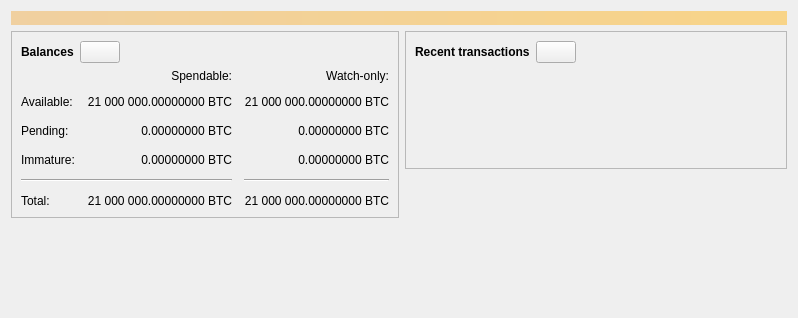
First picture: the form in src/qt/forms/overviewpage.ui, repository popy1970/blinkhash-core, before the edit.
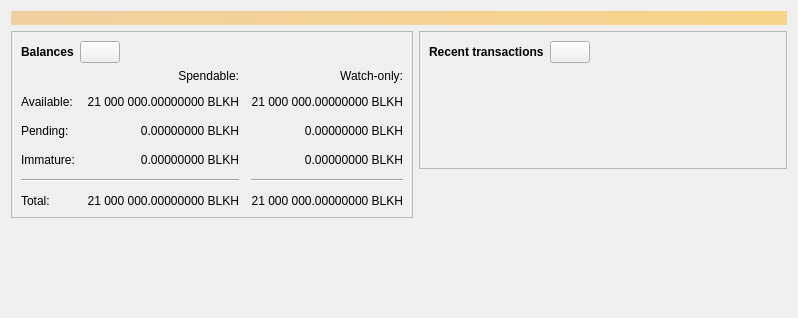
Second picture: the form after the edit. Icons and pictures are not drawn. Custom widgets are drawn as their Qt base class.

Commit message: Continue rebranding w/ BTC -> BLKH

Diff of the .ui file:
```diff
--- a/src/qt/forms/overviewpage.ui
+++ b/src/qt/forms/overviewpage.ui
@@ -120,7 +120,7 @@
                <string>Unconfirmed transactions to watch-only addresses</string>
               </property>
               <property name="text">
-               <string notr="true">0.00000000 BTC</string>
+               <string notr="true">0.00000000 BLKH</string>
               </property>
               <property name="alignment">
                <set>Qt::AlignRight|Qt::AlignTrailing|Qt::AlignVCenter</set>
@@ -139,7 +139,7 @@
                <string>Total of transactions that have yet to be confirmed, and do not yet count toward the spendable balance</string>
               </property>
               <property name="text">
-               <string notr="true">0.00000000 BTC</string>
+               <string notr="true">0.00000000 BLKH</string>
               </property>
               <property name="alignment">
                <set>Qt::AlignRight|Qt::AlignTrailing|Qt::AlignVCenter</set>
@@ -158,7 +158,7 @@
                <string>Mined balance in watch-only addresses that has not yet matured</string>
               </property>
               <property name="text">
-               <string notr="true">0.00000000 BTC</string>
+               <string notr="true">0.00000000 BLKH</string>
               </property>
               <property name="alignment">
                <set>Qt::AlignRight|Qt::AlignTrailing|Qt::AlignVCenter</set>
@@ -210,7 +210,7 @@
                <string>Mined balance that has not yet matured</string>
               </property>
               <property name="text">
-               <string notr="true">0.00000000 BTC</string>
+               <string notr="true">0.00000000 BLKH</string>
               </property>
               <property name="alignment">
                <set>Qt::AlignRight|Qt::AlignTrailing|Qt::AlignVCenter</set>
@@ -249,7 +249,7 @@
                <string>Your current total balance</string>
               </property>
               <property name="text">
-               <string notr="true">21 000 000.00000000 BTC</string>
+               <string notr="true">21 000 000.00000000 BLKH</string>
               </property>
               <property name="alignment">
                <set>Qt::AlignRight|Qt::AlignTrailing|Qt::AlignVCenter</set>
@@ -268,7 +268,7 @@
                <string>Current total balance in watch-only addresses</string>
               </property>
               <property name="text">
-               <string notr="true">21 000 000.00000000 BTC</string>
+               <string notr="true">21 000 000.00000000 BLKH</string>
               </property>
               <property name="alignment">
                <set>Qt::AlignRight|Qt::AlignTrailing|Qt::AlignVCenter</set>
@@ -304,7 +304,7 @@
                <string>Your current spendable balance</string>
               </property>
               <property name="text">
-               <string notr="true">21 000 000.00000000 BTC</string>
+               <string notr="true">21 000 000.00000000 BLKH</string>
               </property>
               <property name="alignment">
                <set>Qt::AlignRight|Qt::AlignTrailing|Qt::AlignVCenter</set>
@@ -323,7 +323,7 @@
                <string>Your current balance in watch-only addresses</string>
               </property>
               <property name="text">
-               <string notr="true">21 000 000.00000000 BTC</string>
+               <string notr="true">21 000 000.00000000 BLKH</string>
               </property>
               <property name="alignment">
                <set>Qt::AlignRight|Qt::AlignTrailing|Qt::AlignVCenter</set>
```
The commit also changes 66 other files.
